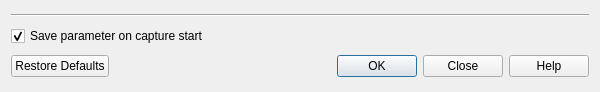
Before: the Qt Designer form utilities/wireshark/ui/qt/extcap_options_dialog.ui in kimocoder/nexmon, drawn with Qt 5.
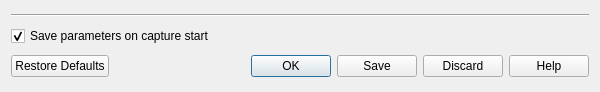
After: the same form once the commit is applied.

```diff
--- a/utilities/wireshark/ui/qt/extcap_options_dialog.ui
+++ b/utilities/wireshark/ui/qt/extcap_options_dialog.ui
@@ -30,7 +30,7 @@
    <item>
     <widget class="QCheckBox" name="checkSaveOnStart">
      <property name="text">
-      <string>Save parameter on capture start</string>
+      <string>Save parameters on capture start</string>
      </property>
      <property name="checked">
       <bool>true</bool>
@@ -40,7 +40,7 @@
    <item>
     <widget class="QDialogButtonBox" name="buttonBox">
      <property name="standardButtons">
-      <set>QDialogButtonBox::Close|QDialogButtonBox::Help|QDialogButtonBox::Ok|QDialogButtonBox::RestoreDefaults</set>
+      <set>QDialogButtonBox::Discard|QDialogButtonBox::Help|QDialogButtonBox::Ok|QDialogButtonBox::Save|QDialogButtonBox::RestoreDefaults</set>
      </property>
     </widget>
    </item>
```
